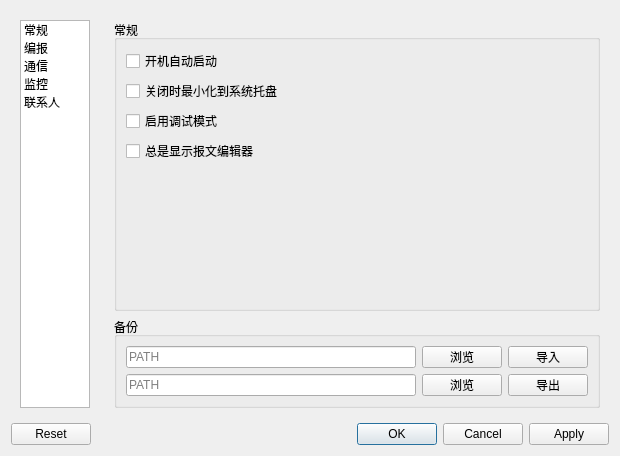
Above: tafor/components/ui/setting.ui from up1and/tafor before the change. Below: the same form after it.
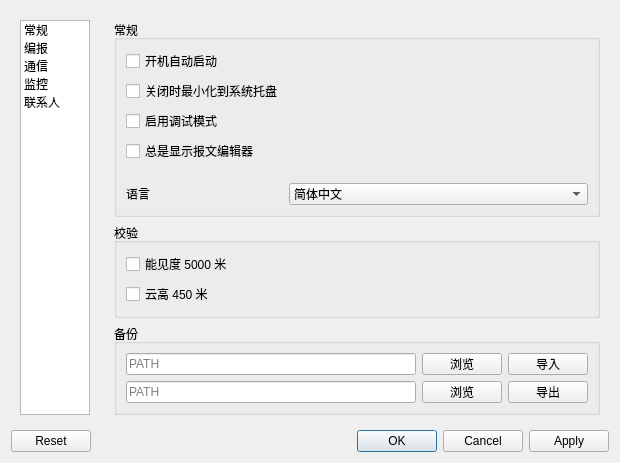
That is the form after the change.

Commit message: 修改设置界面

Diff of the .ui file:
```diff
--- a/tafor/components/ui/setting.ui
+++ b/tafor/components/ui/setting.ui
@@ -7,7 +7,7 @@
     <x>0</x>
     <y>0</y>
     <width>620</width>
-    <height>408</height>
+    <height>396</height>
    </rect>
   </property>
   <property name="acceptDrops">
@@ -104,6 +104,69 @@
              <widget class="QCheckBox" name="alwaysShowEditor">
               <property name="text">
                <string>总是显示报文编辑器</string>
+              </property>
+             </widget>
+            </item>
+            <item row="7" column="0">
+             <widget class="QLabel" name="label">
+              <property name="text">
+               <string>语言</string>
+              </property>
+             </widget>
+            </item>
+            <item row="7" column="1">
+             <widget class="QComboBox" name="languageCombox">
+              <item>
+               <property name="text">
+                <string>简体中文</string>
+               </property>
+              </item>
+              <item>
+               <property name="text">
+                <string>English</string>
+               </property>
+              </item>
+             </widget>
+            </item>
+            <item row="6" column="0">
+             <spacer name="verticalSpacer">
+              <property name="orientation">
+               <enum>Qt::Vertical</enum>
+              </property>
+              <property name="sizeHint" stdset="0">
+               <size>
+                <width>20</width>
+                <height>40</height>
+               </size>
+              </property>
+             </spacer>
+            </item>
+           </layout>
+          </widget>
+         </item>
+         <item>
+          <widget class="QGroupBox" name="validatorGroup">
+           <property name="sizePolicy">
+            <sizepolicy hsizetype="Preferred" vsizetype="Fixed">
+             <horstretch>0</horstretch>
+             <verstretch>0</verstretch>
+            </sizepolicy>
+           </property>
+           <property name="title">
+            <string>校验</string>
+           </property>
+           <layout class="QGridLayout" name="gridLayout_4">
+            <item row="0" column="0">
+             <widget class="QCheckBox" name="visibility5000">
+              <property name="text">
+               <string>能见度 5000 米</string>
+              </property>
+             </widget>
+            </item>
+            <item row="1" column="0">
+             <widget class="QCheckBox" name="cloudHeight450">
+              <property name="text">
+               <string>云高 450 米</string>
               </property>
              </widget>
             </item>
```
